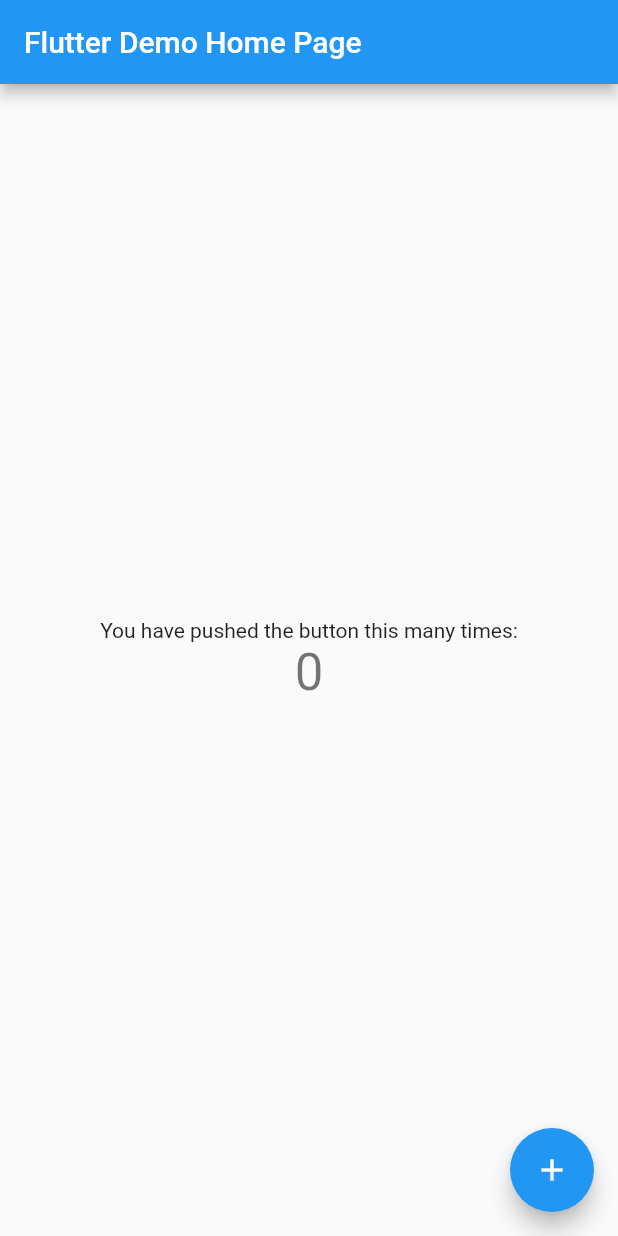
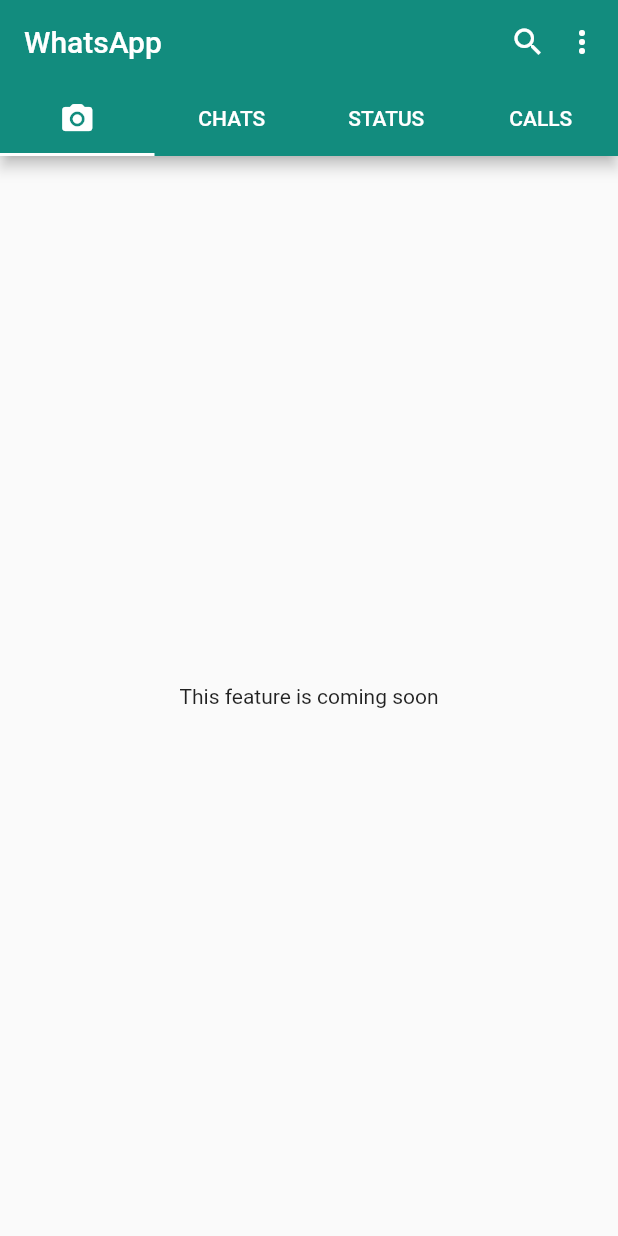
Before and after one commit to SergeyManukyan/first_project, a Flutter app: the screen it shows after launch, on a phone screen of 412 x 824 dp. Run offline on Flutter 3.47's test engine with Material 2 defaults, Android fonts, the phone set to English and light mode, and no system bars.

Commit message:
first commit

```diff
--- /dev/null
+++ b/lib/home_page/home_page.dart
@@ -0,0 +1,81 @@
+import 'package:flutter/material.dart';
+import 'package:first_project/widgets/chats_tab_widget.dart';
+
+class HomePage extends StatelessWidget {
+  const HomePage({Key? key}) : super(key: key);
+
+  Widget openPopUp() {
+    return PopupMenuButton(
+      itemBuilder: (context) {
+        return List.generate(
+            3,
+            (index) => const PopupMenuItem(
+                  child: Text('Setting'),
+                ));
+      },
+    );
+  }
+
+  @override
+  Widget build(BuildContext context) {
+    return DefaultTabController(
+      length: 4,
+      child: Scaffold(
+        appBar: AppBar(
+          actions: [
+            // Widget for the search
+            const Icon(Icons.search),
+            // Widget for implementing the three-dot menu
+            PopupMenuButton(
+              shape: RoundedRectangleBorder(
+                borderRadius: BorderRadius.circular(20),
+              ),
+              itemBuilder: (context) {
+                return [
+                  const PopupMenuItem(child: Text('New Group')),
+                  const PopupMenuItem(child: Text('New Broadcast')),
+                  const PopupMenuItem(child: Text('Linked Devices')),
+                  const PopupMenuItem(child: Text('Starred Messages')),
+                  const PopupMenuItem(child: Text('Settings')),
+                ];
+              },
+            ),
+          ],
+          backgroundColor: const Color(0xff128C7E),
+          title: const Text('WhatsApp'),
+          bottom: const TabBar(
+            indicatorSize: TabBarIndicatorSize.tab,
+            indicatorColor: Colors.white,
+            tabs: [
+              Tab(
+                  iconMargin: EdgeInsets.all(100),
+                  child: Icon(
+                    Icons.camera_alt_rounded,
+                  )),
+              Tab(
+                child: Text('CHATS', style: TextStyle(color: Colors.white)),
+              ),
+              Tab(
+                child: Text('STATUS', style: TextStyle(color: Colors.white)),
+              ),
+              Tab(
+                child: Text('CALLS', style: TextStyle(color: Colors.white)),
+              ),
+            ],
+            labelColor: Colors.white,
+          ),
+        ),
+
+        // ! THE DESIGNED BODY
+        body: const TabBarView(
+          children: [
+            Center(child: Text('This feature is coming soon')),
+            ChatsTab(),
+            Center(child: Text('Status feature is coming soon')),
+            Center(child: Text('Call feature is coming soon')),
+          ],
+        ),
+      ),
+    );
+  }
+}
--- a/lib/main.dart
+++ b/lib/main.dart
@@ -1,3 +1,4 @@
+import 'package:first_project/home_page/home_page.dart';
 import 'package:flutter/material.dart';
 
 void main() {
@@ -7,109 +8,14 @@ void main() {
 class MyApp extends StatelessWidget {
   const MyApp({Key? key}) : super(key: key);
 
-  // This widget is the root of your application.
   @override
   Widget build(BuildContext context) {
     return MaterialApp(
       title: 'Flutter Demo',
       theme: ThemeData(
-        // This is the theme of your application.
-        //
-        // Try running your application with "flutter run". You'll see the
-        // application has a blue toolbar. Then, without quitting the app, try
-        // changing the primarySwatch below to Colors.green and then invoke
-        // "hot reload" (press "r" in the console where you ran "flutter run",
-        // or simply save your changes to "hot reload" in a Flutter IDE).
-        // Notice that the counter didn't reset back to zero; the application
-        // is not restarted.
         primarySwatch: Colors.blue,
       ),
-      home: const MyHomePage(title: 'Flutter Demo Home Page'),
+      home: const HomePage(),
     );
   }
 }
-
-class MyHomePage extends StatefulWidget {
-  const MyHomePage({Key? key, required this.title}) : super(key: key);
-
-  // This widget is the home page of your application. It is stateful, meaning
-  // that it has a State object (defined below) that contains fields that affect
-  // how it looks.
-
-  // This class is the configuration for the state. It holds the values (in this
-  // case the title) provided by the parent (in this case the App widget) and
-  // used by the build method of the State. Fields in a Widget subclass are
-  // always marked "final".
-
-  final String title;
-
-  @override
-  State<MyHomePage> createState() => _MyHomePageState();
-}
-
-class _MyHomePageState extends State<MyHomePage> {
-  int _counter = 0;
-
-  void _incrementCounter() {
-    setState(() {
-      // This call to setState tells the Flutter framework that something has
-      // changed in this State, which causes it to rerun the build method below
-      // so that the display can reflect the updated values. If we changed
-      // _counter without calling setState(), then the build method would not be
-      // called again, and so nothing would appear to happen.
-      _counter++;
-    });
-  }
-
-  @override
-  Widget build(BuildContext context) {
-    // This method is rerun every time setState is called, for instance as done
-    // by the _incrementCounter method above.
-    //
-    // The Flutter framework has been optimized to make rerunning build methods
-    // fast, so that you can just rebuild anything that needs updating rather
-    // than having to individually change instances of widgets.
-    return Scaffold(
-      appBar: AppBar(
-        // Here we take the value from the MyHomePage object that was created by
-        // the App.build method, and use it to set our appbar title.
-        title: Text(widget.title),
-      ),
-      body: Center(
-        // Center is a layout widget. It takes a single child and positions it
-        // in the middle of the parent.
-        child: Column(
-          // Column is also a layout widget. It takes a list of children and
-          // arranges them vertically. By default, it sizes itself to fit its
-          // children horizontally, and tries to be as tall as its parent.
-          //
-          // Invoke "debug painting" (press "p" in the console, choose the
-          // "Toggle Debug Paint" action from the Flutter Inspector in Android
-          // Studio, or the "Toggle Debug Paint" command in Visual Studio Code)
-          // to see the wireframe for each widget.
-          //
-          // Column has various properties to control how it sizes itself and
-          // how it positions its children. Here we use mainAxisAlignment to
-          // center the children vertically; the main axis here is the vertical
-          // axis because Columns are vertical (the cross axis would be
-          // horizontal).
-          mainAxisAlignment: MainAxisAlignment.center,
-          children: <Widget>[
-            const Text(
-              'You have pushed the button this many times:',
-            ),
-            Text(
-              '$_counter',
-              style: Theme.of(context).textTheme.headline4,
-            ),
-          ],
-        ),
-      ),
-      floatingActionButton: FloatingActionButton(
-        onPressed: _incrementCounter,
-        tooltip: 'Increment',
-        child: const Icon(Icons.add),
-      ), // This trailing comma makes auto-formatting nicer for build methods.
-    );
-  }
-}
```
Also changed, not shown: lib/widgets/chats_tab_widget.dart (added, +74 -0 lines), lib/widgets/singl_chat_widget.dart (added, +60 -0 lines), pubspec.yaml (+4 -17 lines), pubspec.lock, 2 other files.
